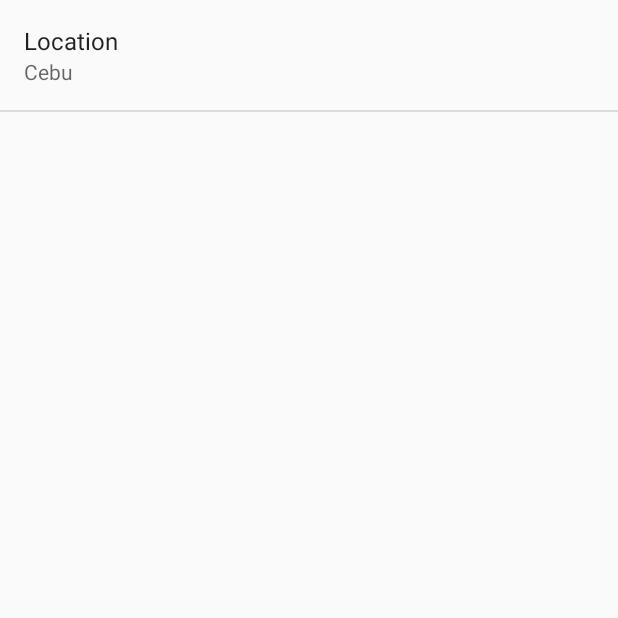
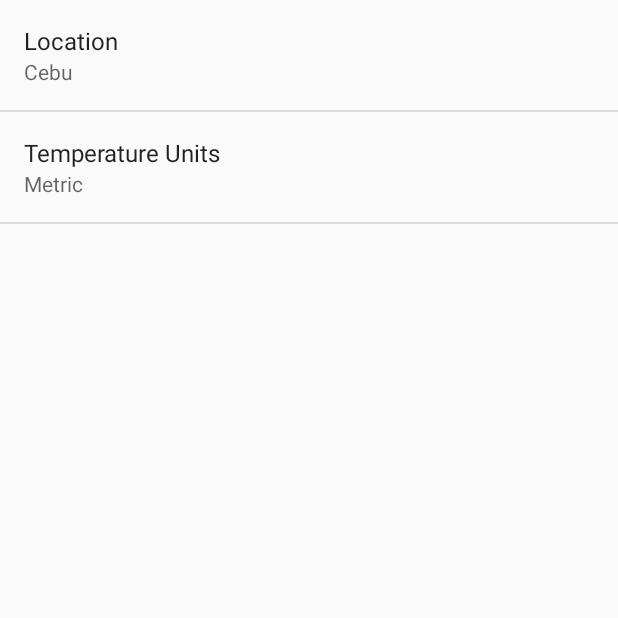
Before and after one commit to joseniandroid/Sunshine, an Android app: the SettingsActivity screen opened directly, with no data from a screen before it, on a phone screen of 412 x 824 dp, the top half of it. Run offline under Robolectric (Android 15) with nearby library versions, the phone set to English and light mode, and no system bars.

Commit message:
3.12 Added fully functional units setting.

```diff
--- a/app/src/main/java/com/example/android/sunshine/activities/SettingsActivity.java
+++ b/app/src/main/java/com/example/android/sunshine/activities/SettingsActivity.java
@@ -28,6 +28,7 @@ public class SettingsActivity extends PreferenceActivity
         // For all preferences, attach an OnPreferenceChangeListener so the UI summary can be
         // updated when the preference changes.
         bindPreferenceSummaryToValue(findPreference(getString(R.string.pref_location_key)));
+        bindPreferenceSummaryToValue(findPreference(getString(R.string.pref_units_key)));
     }
 
     /**
--- /dev/null
+++ b/app/src/main/res/values/arrays.xml
@@ -0,0 +1,13 @@
+<?xml version="1.0" encoding="utf-8"?>
+<resources>
+    <string-array name="pref_units_options">
+        <item>@string/pref_units_label_metric</item>
+        <item>@string/pref_units_label_imperial</item>
+    </string-array>
+
+    <string-array name="pref_units_values">
+        <item>@string/pref_units_metric</item>
+        <item>@string/pref_units_imperial</item>
+    </string-array>
+
+</resources>
--- a/app/src/main/res/values/strings.xml
+++ b/app/src/main/res/values/strings.xml
@@ -13,4 +13,12 @@
     <string name="pref_location_label">Location</string>
     <string name="pref_location_key" translatable="false">location</string>
     <string name="pref_location_default" translatable="false">Cebu</string>
+
+    <string name="pref_units_label">Temperature Units</string>
+    <string name="pref_units_label_metric">Metric</string>
+    <string name="pref_units_label_imperial">Imperial</string>
+    <string name="pref_units_key" translatable="false">units</string>
+    <string name="pref_units_metric" translatable="false">metric</string>
+    <string name="pref_units_imperial" translatable="false">imperial</string>
+
 </resources>
--- a/app/src/main/res/xml/pref_general.xml
+++ b/app/src/main/res/xml/pref_general.xml
@@ -10,4 +10,12 @@
         android:singleLine="true"
         android:title="@string/pref_location_label"/>
 
+    <ListPreference
+        android:defaultValue="@string/pref_units_metric"
+        android:entries="@array/pref_units_options"
+        android:entryValues="@array/pref_units_values"
+        android:key="@string/pref_units_key"
+        android:title="@string/pref_units_label"/>
+
+
 </PreferenceScreen>
```
Also changed, not shown: app/src/main/java/com/example/android/sunshine/fragments/ForecastFragment.java (+21 -2 lines).
